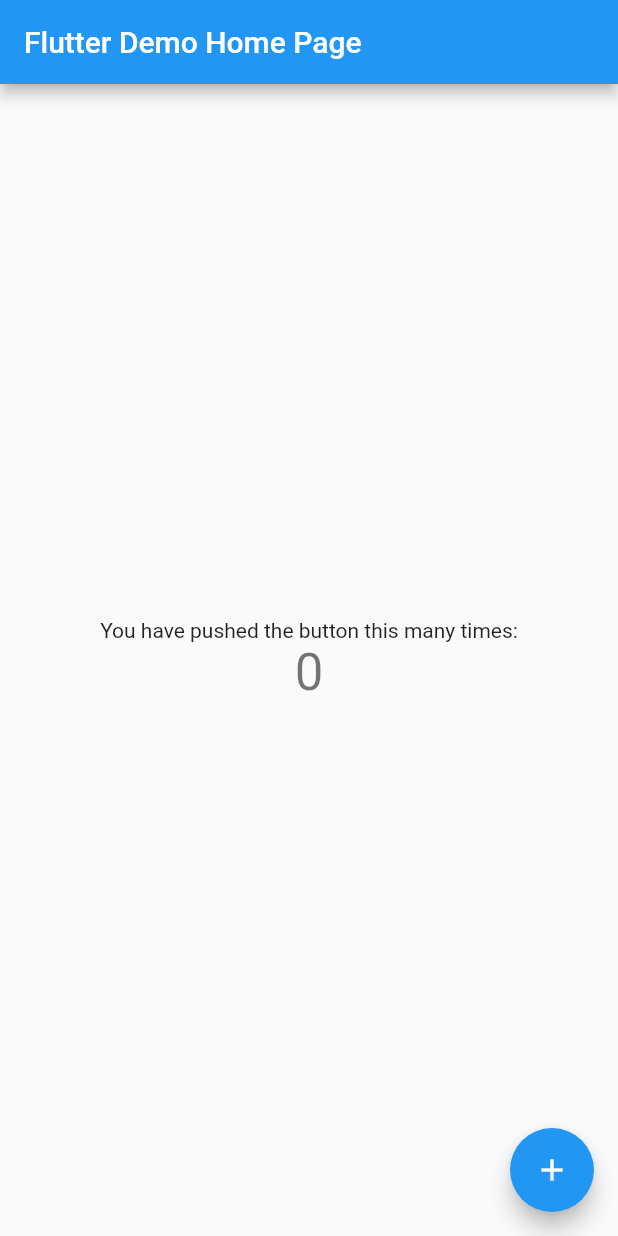
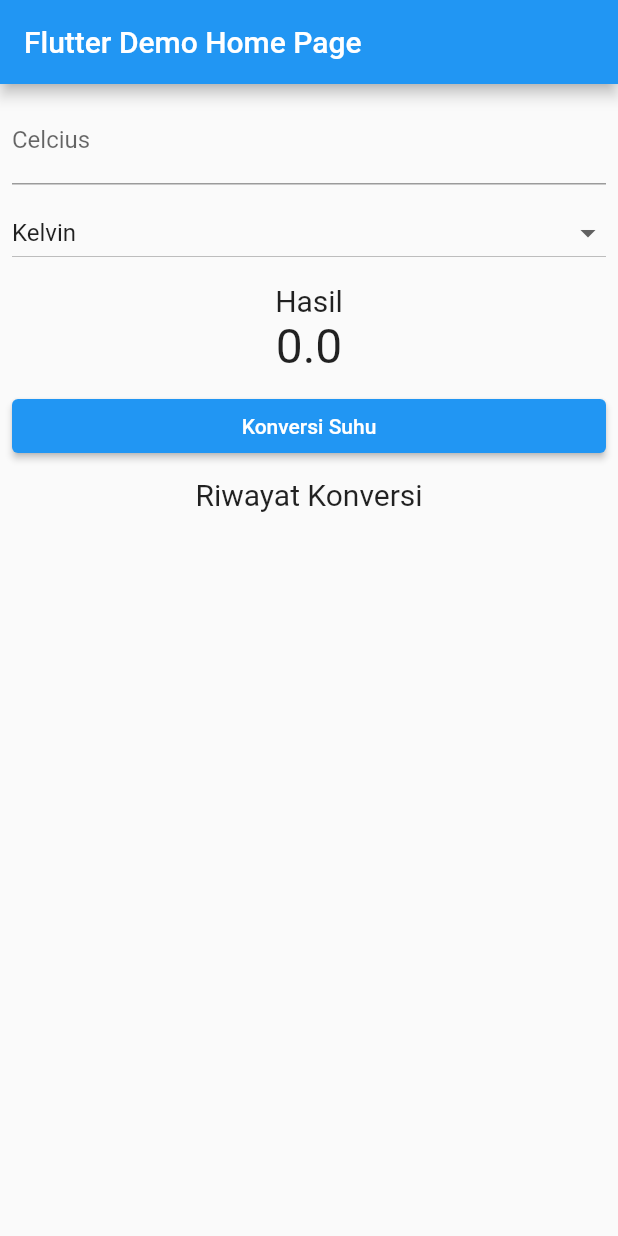
Before and after one commit to Milayn/konversi_suhu_list, a Flutter app: the screen it shows after launch, on a phone screen of 412 x 824 dp. Run offline on Flutter 3.47's test engine with Material 2 defaults, Android fonts, the phone set to English and light mode, and no system bars.

Commit message:
konversi suhu list and map

```diff
--- a/lib/main.dart
+++ b/lib/main.dart
@@ -1,4 +1,9 @@
 import 'package:flutter/material.dart';
+import 'package:konversi_suhu_list/widget/button.dart';
+import 'package:konversi_suhu_list/widget/dropDownButton.dart';
+import 'package:konversi_suhu_list/widget/inputSuhu.dart';
+import 'package:konversi_suhu_list/widget/result.dart';
+import 'package:konversi_suhu_list/widget/riwayatKonversi.dart';
 
 void main() {
   runApp(const MyApp());
@@ -13,15 +18,6 @@ class MyApp extends StatelessWidget {
     return MaterialApp(
       title: 'Flutter Demo',
       theme: ThemeData(
-        // This is the theme of your application.
-        //
-        // Try running your application with "flutter run". You'll see the
-        // application has a blue toolbar. Then, without quitting the app, try
-        // changing the primarySwatch below to Colors.green and then invoke
-        // "hot reload" (press "r" in the console where you ran "flutter run",
-        // or simply save your changes to "hot reload" in a Flutter IDE).
-        // Notice that the counter didn't reset back to zero; the application
-        // is not restarted.
         primarySwatch: Colors.blue,
       ),
       home: const MyHomePage(title: 'Flutter Demo Home Page'),
@@ -31,16 +27,6 @@ class MyApp extends StatelessWidget {
 
 class MyHomePage extends StatefulWidget {
   const MyHomePage({Key? key, required this.title}) : super(key: key);
-
-  // This widget is the home page of your application. It is stateful, meaning
-  // that it has a State object (defined below) that contains fields that affect
-  // how it looks.
-
-  // This class is the configuration for the state. It holds the values (in this
-  // case the title) provided by the parent (in this case the App widget) and
-  // used by the build method of the State. Fields in a Widget subclass are
-  // always marked "final".
-
   final String title;
 
   @override
@@ -48,68 +34,73 @@ class MyHomePage extends StatefulWidget {
 }
 
 class _MyHomePageState extends State<MyHomePage> {
-  int _counter = 0;
+  TextEditingController etInput = TextEditingController();
+  List<String> listSatuanSuhu = ['Kelvin', 'Reamur', 'Fahrenheit'];
+  String selectedDropDown = "Kelvin";
+  double result = 0.0;
+  List<String> listResult = [];
 
-  void _incrementCounter() {
-    setState(() {
-      // This call to setState tells the Flutter framework that something has
-      // changed in this State, which causes it to rerun the build method below
-      // so that the display can reflect the updated values. If we changed
-      // _counter without calling setState(), then the build method would not be
-      // called again, and so nothing would appear to happen.
-      _counter++;
+  void onDropDownChanges(Object? value) {
+    return setState(() {
+      selectedDropDown = value.toString();
+    });
+  }
+
+  void konversiSuhu() {
+    return setState(() {
+      if (etInput.text.isNotEmpty) {
+        switch (selectedDropDown) {
+          case "Kelvin":
+            result = double.parse(etInput.text) + 273.15;
+            break;
+          case "Reamur":
+            result = double.parse(etInput.text) * 4 / 5;
+            break;
+          case "Fahrenheit":
+            result = (double.parse(etInput.text) + 9 / 5) + 32;
+            break;
+        }
+        listResult.add(selectedDropDown + ": " + result.toString());
+      }
     });
   }
 
   @override
   Widget build(BuildContext context) {
-    // This method is rerun every time setState is called, for instance as done
-    // by the _incrementCounter method above.
-    //
-    // The Flutter framework has been optimized to make rerunning build methods
-    // fast, so that you can just rebuild anything that needs updating rather
-    // than having to individually change instances of widgets.
     return Scaffold(
       appBar: AppBar(
         // Here we take the value from the MyHomePage object that was created by
         // the App.build method, and use it to set our appbar title.
         title: Text(widget.title),
       ),
-      body: Center(
-        // Center is a layout widget. It takes a single child and positions it
-        // in the middle of the parent.
+      body: Container(
+        margin: const EdgeInsets.all(8),
         child: Column(
-          // Column is also a layout widget. It takes a list of children and
-          // arranges them vertically. By default, it sizes itself to fit its
-          // children horizontally, and tries to be as tall as its parent.
-          //
-          // Invoke "debug painting" (press "p" in the console, choose the
-          // "Toggle Debug Paint" action from the Flutter Inspector in Android
-          // Studio, or the "Toggle Debug Paint" command in Visual Studio Code)
-          // to see the wireframe for each widget.
-          //
-          // Column has various properties to control how it sizes itself and
-          // how it positions its children. Here we use mainAxisAlignment to
-          // center the children vertically; the main axis here is the vertical
-          // axis because Columns are vertical (the cross axis would be
-          // horizontal).
-          mainAxisAlignment: MainAxisAlignment.center,
-          children: <Widget>[
+          children: [
+            inputSuhu(etInput: etInput),
+            const SizedBox(height: 8),
+            dropDownButton(
+                selectedDropDown: selectedDropDown,
+                listSatuanSuhu: listSatuanSuhu,
+                onDropdownChanges: onDropDownChanges),
+            const SizedBox(height: 10),
             const Text(
-              'You have pushed the button this many times:',
+              "Hasil",
+              style: TextStyle(fontSize: 20),
             ),
-            Text(
-              '$_counter',
-              style: Theme.of(context).textTheme.headline4,
+            Result(result: result),
+            const SizedBox(height: 10),
+            Row(
+              children: [
+                button(konversiSuhu: konversiSuhu),
+              ],
             ),
+            const SizedBox(height: 10),
+            const Text('Riwayat Konversi', style: TextStyle(fontSize: 20)),
+            riwayatKonversi(listResult: listResult)
           ],
         ),
       ),
-      floatingActionButton: FloatingActionButton(
-        onPressed: _incrementCounter,
-        tooltip: 'Increment',
-        child: const Icon(Icons.add),
-      ), // This trailing comma makes auto-formatting nicer for build methods.
     );
   }
 }
--- /dev/null
+++ b/lib/widget/button.dart
@@ -0,0 +1,18 @@
+import 'package:flutter/material.dart';
+
+class button extends StatelessWidget {
+  const button({
+    Key? key,
+    required this.konversiSuhu,
+  }) : super(key: key);
+  final Function konversiSuhu;
+  @override
+  Widget build(BuildContext context) {
+    return Expanded(
+        child: ElevatedButton(
+            onPressed: () {
+              konversiSuhu();
+            },
+            child: Text("Konversi Suhu")));
+  }
+}
--- /dev/null
+++ b/lib/widget/dropDownButton.dart
@@ -0,0 +1,31 @@
+import 'package:flutter/material.dart';
+
+class dropDownButton extends StatelessWidget {
+  const dropDownButton({
+    Key? key,
+    required this.selectedDropDown,
+    required this.listSatuanSuhu,
+    required this.onDropdownChanges,
+  }) : super(key: key);
+
+  final String selectedDropDown;
+  final List<String> listSatuanSuhu;
+  final Function onDropdownChanges;
+
+  @override
+  Widget build(BuildContext context) {
+    return DropdownButton(
+      isExpanded: true,
+      value: selectedDropDown,
+      items: listSatuanSuhu.map((String value) {
+        return DropdownMenuItem<String>(
+          value: value,
+          child: Text(value),
+        );
+      }).toList(),
+      onChanged: (value) {
+        onDropdownChanges(value);
+      },
+    );
+  }
+}
--- /dev/null
+++ b/lib/widget/inputSuhu.dart
@@ -0,0 +1,22 @@
+import 'package:flutter/material.dart';
+
+class inputSuhu extends StatelessWidget {
+  const inputSuhu({
+    Key? key,
+    required this.etInput,
+  }) : super(key: key);
+
+  final TextEditingController etInput;
+
+  @override
+  Widget build(BuildContext context) {
+    return TextField(
+      controller: etInput,
+      keyboardType: TextInputType.number,
+      decoration: InputDecoration(
+        labelText: 'Celcius',
+        hintText: 'Enter the temperature in celcius',
+      ),
+    );
+  }
+}
--- /dev/null
+++ b/lib/widget/result.dart
@@ -0,0 +1,15 @@
+import 'package:flutter/material.dart';
+
+class Result extends StatelessWidget {
+  const Result({
+    Key? key,
+    required this.result,
+  }) : super(key: key);
+
+  final double result;
+
+  @override
+  Widget build(BuildContext context) {
+    return Text("$result", style: TextStyle(fontSize: 32));
+  }
+}
--- /dev/null
+++ b/lib/widget/riwayatKonversi.dart
@@ -0,0 +1,21 @@
+import 'package:flutter/material.dart';
+
+class riwayatKonversi extends StatelessWidget {
+  const riwayatKonversi({
+    Key? key,
+    required this.listResult,
+  }) : super(key: key);
+
+  final List<String> listResult;
+
+  @override
+  Widget build(BuildContext context) {
+    return Expanded(
+        child: ListView.builder(
+      itemCount: listResult.length,
+      itemBuilder: (context, index) {
+        return Text(listResult[index]);
+      },
+    ));
+  }
+}
```
